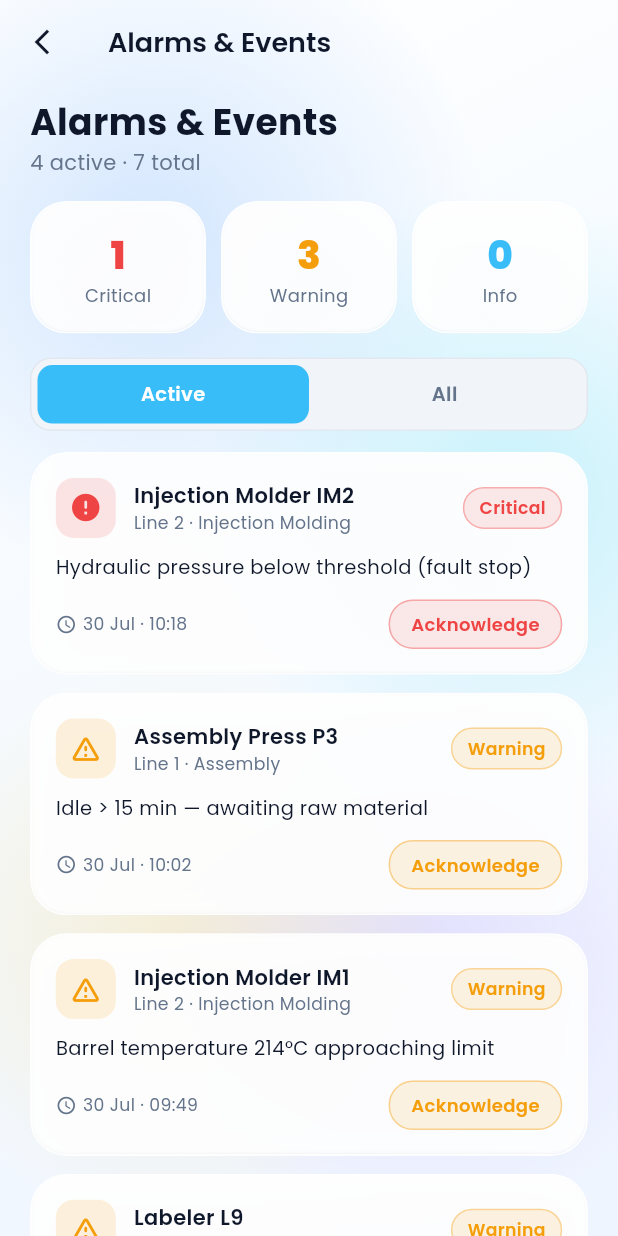
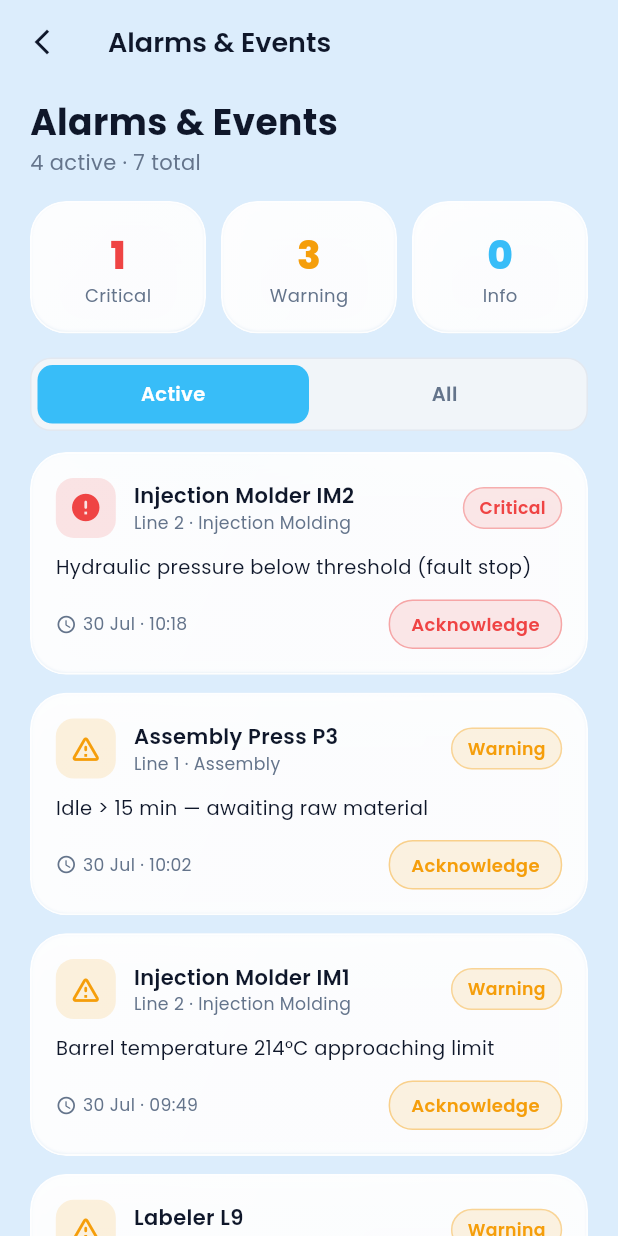
Before and after one commit to kautsarbaiq/Industrial-IoT-app, a Flutter app: the ShellScreen screen opened by its route, after a tap on an icon or button, on a phone screen of 412 x 824 dp. Run offline on Flutter 3.47's test engine with Material 3 defaults, Android fonts, the phone set to English and light mode, and no system bars; our stand-ins replace fl_chart, flutter_staggered_animations, google_fonts.

Commit message:
Refactor mesh gradient background for light mode to use a flat light-blue color

```diff
--- a/lib/widgets/mesh_gradient_bg.dart
+++ b/lib/widgets/mesh_gradient_bg.dart
@@ -39,13 +39,15 @@ class _MeshGradientBgState extends State<MeshGradientBg>
       builder: (context, child) {
         return Container(
           decoration: BoxDecoration(
-            gradient: LinearGradient(
-              begin: Alignment.topLeft,
-              end: Alignment.bottomRight,
-              colors: isDark
-                  ? const [Color(0xFF0F172A), Color(0xFF111C33), Color(0xFF020617)]
-                  : const [Color(0xFFFFFFFF), Color(0xFFF5FAFF), Color(0xFFEFF5FF)],
-            ),
+            // Light mode: one flat light-blue ("biru muda"), no colourful mesh.
+            color: isDark ? null : const Color(0xFFDCEDFC),
+            gradient: isDark
+                ? const LinearGradient(
+                    begin: Alignment.topLeft,
+                    end: Alignment.bottomRight,
+                    colors: [Color(0xFF0F172A), Color(0xFF111C33), Color(0xFF020617)],
+                  )
+                : null,
           ),
           child: CustomPaint(
             painter: _MeshPainter(_controller.value, isDark),
@@ -93,33 +95,8 @@ class _MeshPainter extends CustomPainter {
         size.width * 0.42,
         AppColors.amber.withOpacity(0.08),
       );
-    } else {
-      // Brighter, more colourful pastels for a cheerful light look.
-      blob(
-        Offset(size.width * (0.2 + 0.12 * math.sin(a)),
-            size.height * (0.12 + 0.08 * math.cos(a))),
-        size.width * 0.55,
-        const Color(0xFF60A5FA).withOpacity(0.26), // blue-400
-      );
-      blob(
-        Offset(size.width * (0.82 + 0.10 * math.cos(a + 1.2)),
-            size.height * (0.30 + 0.10 * math.sin(a + 1.2))),
-        size.width * 0.5,
-        const Color(0xFF22D3EE).withOpacity(0.22), // cyan-400
-      );
-      blob(
-        Offset(size.width * (0.78 + 0.12 * math.cos(a + 2.0)),
-            size.height * (0.72 + 0.08 * math.sin(a + 2.0))),
-        size.width * 0.46,
-        const Color(0xFFA78BFA).withOpacity(0.22), // violet-400
-      );
-      blob(
-        Offset(size.width * (0.28 + 0.15 * math.sin(a + 2.8)),
-            size.height * (0.82 + 0.06 * math.cos(a + 2.8))),
-        size.width * 0.46,
-        const Color(0xFFFBBF24).withOpacity(0.18), // amber-400
-      );
     }
+    // Light mode: intentionally no blobs — a single flat light-blue backdrop.
   }
 
   @override
```
